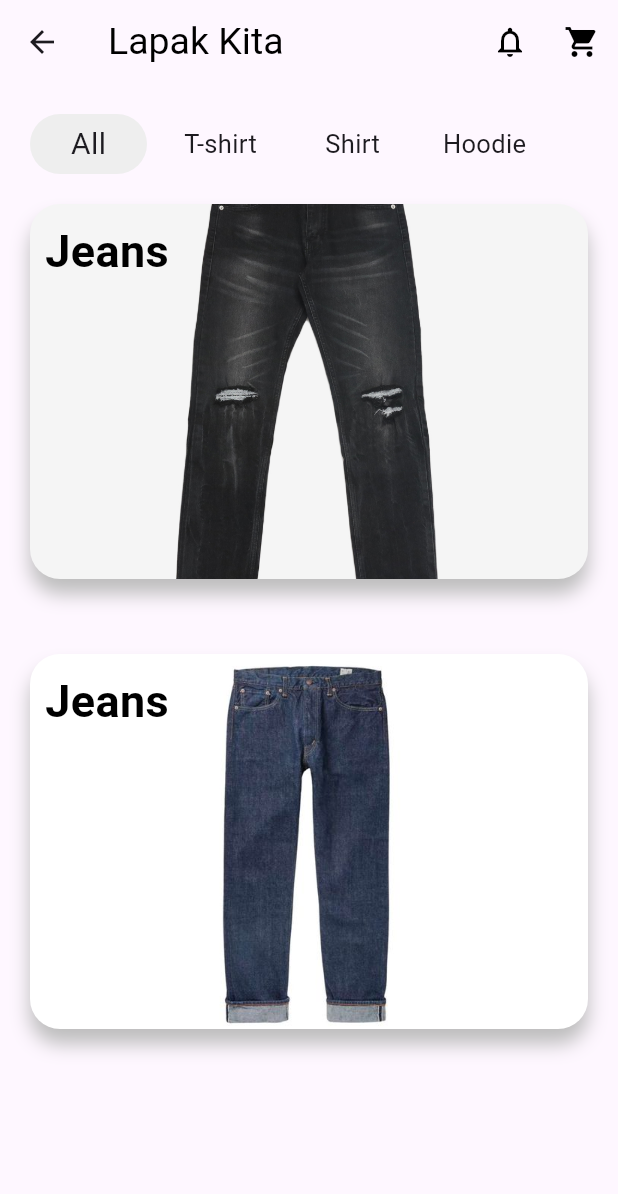
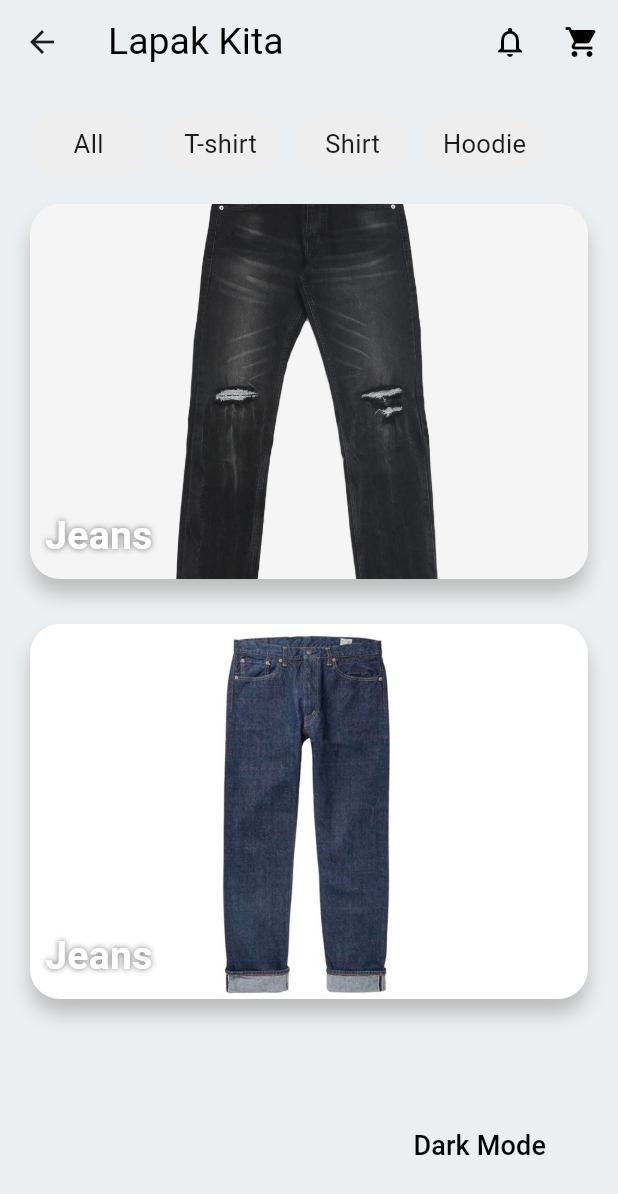
Before and after one commit to febrisetiyanto/tugas3, a Flutter app: the Home screen opened directly, on a phone screen of 412 x 824 dp. Shown: the top 1194 px of the screen. Run offline on Flutter 3.47's test engine with Material 3 defaults, Android fonts, the phone set to English and light mode, and no system bars; our stand-ins replace shared_preferences; accounts and stored records are empty.

Commit message:
first commit

```diff
--- /dev/null
+++ b/devtools_options.yaml
@@ -0,0 +1,3 @@
+description: This file stores settings for Dart & Flutter DevTools.
+documentation: https://docs.flutter.dev/tools/devtools/extensions#configure-extension-enablement-states
+extensions:
--- a/lib/home.dart
+++ b/lib/home.dart
@@ -1,107 +1,123 @@
 import 'package:flutter/material.dart';
 
-class Home extends StatelessWidget {
+class Home extends StatefulWidget {
   const Home({super.key});
+
+  @override
+  _HomeState createState() => _HomeState();
+}
+
+class _HomeState extends State<Home> {
+  // Variabel untuk melacak warna latar belakang
+  Color _backgroundColor = Colors.blueGrey[50]!;
+  bool _isDarkMode = false; // Menambahkan variabel untuk dark mode
 
   @override
   Widget build(BuildContext context) {
     return Scaffold(
+      backgroundColor: _backgroundColor, // Background berubah sesuai pilihan
       appBar: AppBar(
         elevation: 0,
         backgroundColor: Colors.transparent,
-        leading: null,
-        title: Text(
+        title: const Text(
           "Lapak Kita",
           style: TextStyle(color: Colors.black, fontSize: 25),
         ),
         actions: <Widget>[
           IconButton(
-            icon: Icon(Icons.notifications_none, color: Colors.black),
+            icon: const Icon(Icons.notifications_none, color: Colors.black),
             onPressed: () {},
           ),
           IconButton(
-            icon: Icon(Icons.shopping_cart, color: Colors.black),
+            icon: const Icon(Icons.shopping_cart, color: Colors.black),
             onPressed: () {},
           ),
         ],
       ),
       body: SingleChildScrollView(
         child: Container(
-          padding: EdgeInsets.all(20),
+          padding: const EdgeInsets.all(20),
           child: Column(
             children: <Widget>[
-              Container(
+              SizedBox(
                 height: 40,
                 child: ListView(
                   scrollDirection: Axis.horizontal,
                   children: <Widget>[
-                    AspectRatio(
-                      aspectRatio: 2.2 / 1,
-                      child: Container(
-                        margin: EdgeInsets.only(right: 10),
-                        decoration: BoxDecoration(
-                          color: Colors.grey[200],
-                          borderRadius: BorderRadius.circular(200),
+                    _buildCategoryItem("All"),
+                    _buildCategoryItem("T-shirt"),
+                    _buildCategoryItem("Shirt"),
+                    _buildCategoryItem("Hoodie"),
+                  ],
                 ),
-                        child: Center(
-                          child: Text("All", style: TextStyle(fontSize: 20)),
+              ),
+              const SizedBox(height: 20),
+              makeItem(image: 'assets/images/jeans3.jpeg', tag: 'jeans3'),
+              makeItem(image: 'assets/images/jeans.jpg', tag: 'jeans1'),
+              const SizedBox(height: 30),
+            ],
           ),
         ),
       ),
-
-                    AspectRatio(
-                      aspectRatio: 2.2 / 1,
-                      child: Container(
-                        margin: EdgeInsets.only(right: 10),
-                        child: Center(
+      floatingActionButtonLocation: FloatingActionButtonLocation.endFloat,
+      floatingActionButton: Align(
+        alignment: Alignment.bottomRight,
+        child: Padding(
+          padding: const EdgeInsets.all(20),
+          child: TextButton(
+            onPressed: () {
+              setState(() {
+                if (_isDarkMode) {
+                  _backgroundColor = Colors.blueGrey[50]!;
+                  _isDarkMode = false;
+                } else {
+                  _backgroundColor = Colors.black;
+                  _isDarkMode = true;
+                }
+              });
+            },
             child: Text(
-                            "T-shirt",
-                            style: TextStyle(fontSize: 17),
+              _isDarkMode ? 'Light Mode' : 'Dark Mode',
+              style: TextStyle(
+                color: _isDarkMode ? Colors.white : Colors.black,
+                fontSize: 18,
               ),
             ),
-                      ),
-                    ),
-
-                    AspectRatio(
-                      aspectRatio: 2.2 / 1,
-                      child: Container(
-                        margin: EdgeInsets.only(right: 10),
-                        child: Center(
-                          child: Text("Shirt", style: TextStyle(fontSize: 17)),
-                        ),
-                      ),
-                    ),
-                    AspectRatio(
-                      aspectRatio: 2.2 / 1,
-                      child: Container(
-                        margin: EdgeInsets.only(right: 10),
-                        child: Center(
-                          child: Text("Hoodie", style: TextStyle(fontSize: 17)),
-                        ),
-                      ),
-                    ),
-                  ],
-                ),
-              ),
-              SizedBox(height: 20),
-              makeItem(image: 'assets/images/jeans3.jpeg', tag: 'black'),
-              makeItem(image: 'assets/images/jeans.jpg', tag: 'black'),
-            ],
           ),
         ),
       ),
     );
   }
 
-  Widget makeItem({image, tag}) {
+  Widget _buildCategoryItem(String title) {
+    return GestureDetector(
+      onTap: () {},
+      child: AspectRatio(
+        aspectRatio: 2.2 / 1,
+        child: Container(
+          margin: const EdgeInsets.only(right: 10),
+          decoration: BoxDecoration(
+            color: Colors.grey[200],
+            borderRadius: BorderRadius.circular(200),
+          ),
+          child: Center(
+            child: Text(title, style: const TextStyle(fontSize: 17)),
+          ),
+        ),
+      ),
+    );
+  }
+
+  Widget makeItem({required String image, required String tag}) {
     return Hero(
       tag: tag,
       child: GestureDetector(
+        onTap: () {},
         child: Container(
           height: 250,
           width: double.infinity,
-          padding: EdgeInsets.all(10),
-          margin: EdgeInsets.only(bottom: 50),
+          padding: const EdgeInsets.all(10),
+          margin: const EdgeInsets.only(bottom: 30),
           decoration: BoxDecoration(
             borderRadius: BorderRadius.circular(20),
             image: DecorationImage(image: AssetImage(image), fit: BoxFit.cover),
@@ -109,34 +125,21 @@ class Home extends StatelessWidget {
               BoxShadow(
                 color: Colors.grey.shade400,
                 blurRadius: 10,
-                offset: Offset(0, 10),
+                offset: const Offset(0, 10),
               ),
             ],
           ),
-          child: Column(
-            crossAxisAlignment: CrossAxisAlignment.start,
-            mainAxisAlignment: MainAxisAlignment.spaceBetween,
-            children: <Widget>[
-              Row(
-                children: <Widget>[
-                  Expanded(
-                    child: Column(
-                      crossAxisAlignment: CrossAxisAlignment.start,
-                      children: <Widget>[
-                        Text(
+          child: const Align(
+            alignment: Alignment.bottomLeft,
+            child: Text(
               "Jeans",
               style: TextStyle(
-                            color: Colors.black,
-                            fontSize: 30,
+                color: Colors.white,
+                fontSize: 26,
                 fontWeight: FontWeight.bold,
+                shadows: [Shadow(color: Colors.black54, blurRadius: 5)],
               ),
             ),
-                      ],
-                    ),
-                  ),
-                ],
-              ),
-            ],
           ),
         ),
       ),
--- a/lib/main.dart
+++ b/lib/main.dart
@@ -1,5 +1,7 @@
 import 'package:flutter/material.dart';
 import 'login.dart';
+import 'splash.dart';
+
 
 void main() {
   runApp(const MyApp());
@@ -8,7 +10,7 @@ void main() {
 class MyApp extends StatelessWidget {
   const MyApp({super.key});
 
-  // This widget is the root of your application.
+
   @override
   Widget build(BuildContext context) {
     return MaterialApp(
@@ -16,7 +18,7 @@ class MyApp extends StatelessWidget {
       theme: ThemeData(
         colorScheme: ColorScheme.fromSeed(seedColor: Colors.deepPurple),
       ),
-      home: Login(),
+      home: const Splash(),
     );
   }
 }
--- a/pubspec.yaml
+++ b/pubspec.yaml
@@ -34,6 +34,7 @@ dependencies:
   # The following adds the Cupertino Icons font to your application.
   # Use with the CupertinoIcons class for iOS style icons.
   cupertino_icons: ^1.0.8
+  shared_preferences: ^2.5.3
 
 dev_dependencies:
   flutter_test:
```
Also changed, not shown: lib/login.dart (+52 -63 lines), lib/profil.dart (added, +116 -0 lines), lib/splash.dart (added, +50 -0 lines), pubspec.lock, 1 other file. Lines whose indentation alone changed are shown as unchanged.
